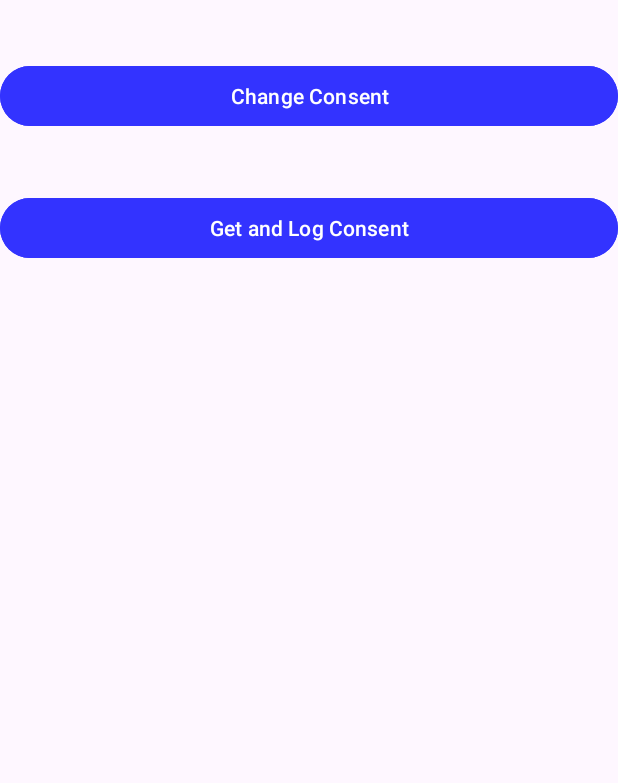
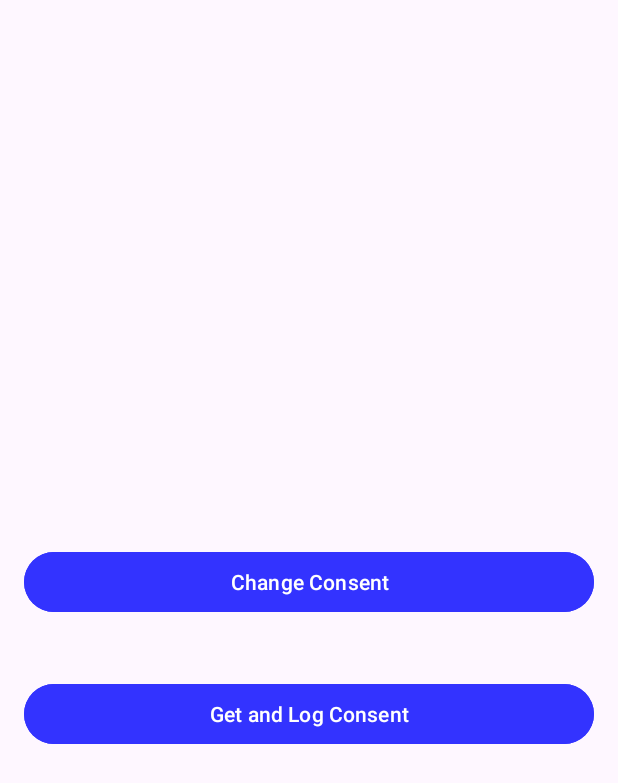
Before and after one commit to transcend-io/consent-manager-android-sample-sdk, an Android app: the ManageConsentPreferences screen opened directly, with no data from a screen before it, on a phone screen of 412 x 824 dp. Shown: the top 783 px of the screen. Run offline under Robolectric (Android 15) with nearby library versions, the light colour scheme and no system bars; libraries missing offline, so code that uses them is left out: io.transcend.webview; plain views replace TranscendWebView.

Commit message:
clean up, reuse UI

```diff
--- a/app/build.gradle
+++ b/app/build.gradle
@@ -34,7 +34,7 @@ dependencies {
     implementation 'androidx.constraintlayout:constraintlayout:2.1.4'
     implementation group: 'com.google.code.gson', name: 'gson', version: '2.7'
     // STEP 1: Add required dependencies
-    implementation 'io.transcend.webview:webview:1.0.11-LOCAL7'
+    implementation 'io.transcend.webview:webview:1.0.11-LOCAL21'
     implementation 'androidx.preference:preference:1.2.1'
     testImplementation 'junit:junit:4.13.2'
     androidTestImplementation 'androidx.test.ext:junit:1.1.5'
--- a/app/src/main/java/io/transcend/samplesdk/HomeActivity.java
+++ b/app/src/main/java/io/transcend/samplesdk/HomeActivity.java
@@ -18,8 +18,6 @@ public class HomeActivity extends AppCompatActivity {
 
     @Override
     protected void onCreate(Bundle savedInstanceState) {
-        System.out.println("HomeActivity - onCreate");
-
         super.onCreate(savedInstanceState);
         setContentView(R.layout.activity_home);
         WebView ewv = findViewById(R.id.appWebView);
--- a/app/src/main/java/io/transcend/samplesdk/MainActivity.java
+++ b/app/src/main/java/io/transcend/samplesdk/MainActivity.java
@@ -41,7 +41,7 @@ public class MainActivity extends AppCompatActivity {
     }
 
     private void setUpButtons() {
-        Button button = (Button) findViewById(R.id.Login);
+        Button button = (Button) findViewById(R.id.Home);
         button.setOnClickListener(new View.OnClickListener() {
             @Override
             public void onClick(View view) {
--- a/app/src/main/res/layout/manage_consent_preferences.xml
+++ b/app/src/main/res/layout/manage_consent_preferences.xml
@@ -12,6 +12,7 @@
         android:layout_width="match_parent"
         android:layout_height="match_parent"
         android:visibility="gone"
+        app:destroyOnClose="false"
         app:transcendConsentUrl= "@string/transcendConsentUrl" />
 
     <LinearLayout
@@ -19,7 +20,9 @@
         android:layout_width="match_parent"
         android:layout_height="match_parent"
         android:visibility="visible"
-        android:orientation="vertical">
+        android:orientation="vertical"
+        android:gravity="center_vertical"
+        android:padding="16dp">
 
         <com.google.android.material.button.MaterialButton
             android:id="@+id/changeConsent"
```
Also changed, not shown: app/src/main/java/io/transcend/samplesdk/ManageConsentPreferences.java (+1 -39 lines), app/src/main/res/layout/activity_main.xml (+2 -16 lines).
